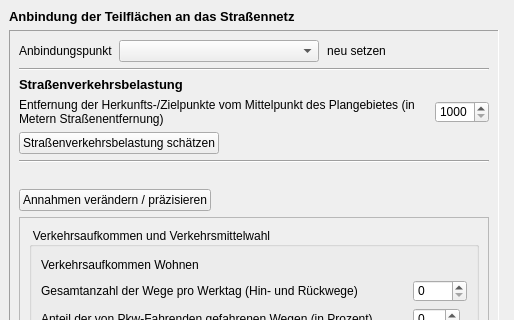
Above: projektcheck/ui/ProjektCheck_dockwidget_analysis_03-ViU.ui from projektcheck/ProjektCheck-QGIS before the change; both pictures show x 0 to 514 and y 0 to 320 of the 514 by 1003 pixel window. Below: the same form after it.
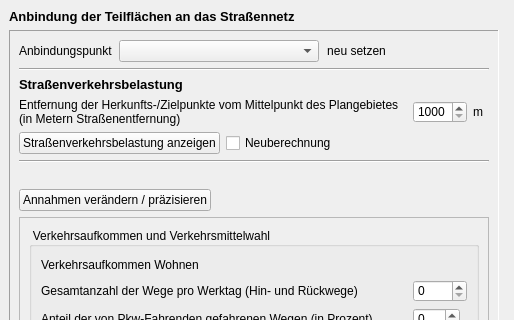
That is the form after the change. Icons and pictures are not drawn.

```diff
--- a/projektcheck/ui/ProjektCheck_dockwidget_analysis_03-ViU.ui
+++ b/projektcheck/ui/ProjektCheck_dockwidget_analysis_03-ViU.ui
@@ -139,6 +139,27 @@
        <enum>QFrame::Sunken</enum>
       </property>
       <layout class="QGridLayout" name="gridLayout_2">
+       <item row="1" column="0" colspan="2">
+        <widget class="Line" name="line_3">
+         <property name="orientation">
+          <enum>Qt::Horizontal</enum>
+         </property>
+        </widget>
+       </item>
+       <item row="2" column="0">
+        <widget class="QLabel" name="label_2">
+         <property name="font">
+          <font>
+           <pointsize>10</pointsize>
+           <weight>75</weight>
+           <bold>true</bold>
+          </font>
+         </property>
+         <property name="text">
+          <string>Straßenverkehrsbelastung</string>
+         </property>
+        </widget>
+       </item>
        <item row="0" column="0" colspan="2">
         <layout class="QHBoxLayout" name="horizontalLayout">
          <item>
@@ -200,100 +221,14 @@
          </item>
         </layout>
        </item>
-       <item row="1" column="0" colspan="2">
-        <widget class="Line" name="line_3">
-         <property name="orientation">
-          <enum>Qt::Horizontal</enum>
-         </property>
-        </widget>
-       </item>
-       <item row="2" column="0">
-        <widget class="QLabel" name="label_2">
-         <property name="font">
-          <font>
-           <pointsize>10</pointsize>
-           <weight>75</weight>
-           <bold>true</bold>
-          </font>
-         </property>
-         <property name="text">
-          <string>Straßenverkehrsbelastung</string>
-         </property>
-        </widget>
-       </item>
-       <item row="3" column="0">
-        <widget class="QLabel" name="label_6">
-         <property name="font">
-          <font>
-           <weight>50</weight>
-           <bold>false</bold>
-          </font>
-         </property>
-         <property name="text">
-          <string>&lt;html&gt;&lt;head/&gt;&lt;body&gt;&lt;p&gt;Entfernung der Herkunfts-/Zielpunkte vom Mittelpunkt des Plangebietes (in Metern Straßenentfernung)&lt;/p&gt;&lt;/body&gt;&lt;/html&gt;</string>
-         </property>
-         <property name="wordWrap">
-          <bool>true</bool>
-         </property>
-        </widget>
-       </item>
-       <item row="3" column="1">
-        <widget class="QSpinBox" name="spinBox_5">
-         <property name="sizePolicy">
-          <sizepolicy hsizetype="Fixed" vsizetype="Fixed">
-           <horstretch>0</horstretch>
-           <verstretch>0</verstretch>
-          </sizepolicy>
-         </property>
-         <property name="minimum">
-          <number>1000</number>
-         </property>
-         <property name="maximum">
-          <number>5000</number>
-         </property>
-        </widget>
-       </item>
-       <item row="4" column="0">
-        <widget class="QPushButton" name="pushButton_14">
-         <property name="sizePolicy">
-          <sizepolicy hsizetype="Maximum" vsizetype="Fixed">
-           <horstretch>0</horstretch>
-           <verstretch>0</verstretch>
-          </sizepolicy>
-         </property>
-         <property name="layoutDirection">
-          <enum>Qt::LeftToRight</enum>
-         </property>
-         <property name="text">
-          <string>Straßenverkehrsbelastung schätzen</string>
-         </property>
-         <property name="icon">
-          <iconset>
-           <normaloff>../../images/iconset_mob/20190619_iconset_mob_calculate_traffic_3.png</normaloff>../../images/iconset_mob/20190619_iconset_mob_calculate_traffic_3.png</iconset>
-         </property>
-        </widget>
-       </item>
-       <item row="5" column="0" colspan="2">
+       <item row="7" column="0" colspan="2">
         <widget class="Line" name="line_5">
          <property name="orientation">
           <enum>Qt::Horizontal</enum>
          </property>
         </widget>
        </item>
-       <item row="6" column="0">
-        <spacer name="horizontalSpacer_3">
-         <property name="orientation">
-          <enum>Qt::Horizontal</enum>
-         </property>
-         <property name="sizeHint" stdset="0">
-          <size>
-           <width>40</width>
-           <height>20</height>
-          </size>
-         </property>
-        </spacer>
-       </item>
-       <item row="7" column="0">
+       <item row="9" column="0">
         <widget class="QPushButton" name="pushButton_15">
          <property name="sizePolicy">
           <sizepolicy hsizetype="Fixed" vsizetype="Fixed">
@@ -319,7 +254,20 @@
          </property>
         </widget>
        </item>
-       <item row="8" column="0" colspan="2">
+       <item row="8" column="0">
+        <spacer name="horizontalSpacer_3">
+         <property name="orientation">
+          <enum>Qt::Horizontal</enum>
+         </property>
+         <property name="sizeHint" stdset="0">
+          <size>
+           <width>40</width>
+           <height>20</height>
+          </size>
+         </property>
+        </spacer>
+       </item>
+       <item row="10" column="0" colspan="2">
         <widget class="QScrollArea" name="scrollArea">
          <property name="enabled">
           <bool>true</bool>
@@ -709,6 +657,99 @@
          </widget>
         </widget>
        </item>
+       <item row="4" column="0">
+        <layout class="QHBoxLayout" name="horizontalLayout_2">
+         <item>
+          <widget class="QLabel" name="label_6">
+           <property name="font">
+            <font>
+             <weight>50</weight>
+             <bold>false</bold>
+            </font>
+           </property>
+           <property name="text">
+            <string>&lt;html&gt;&lt;head/&gt;&lt;body&gt;&lt;p&gt;Entfernung der Herkunfts-/Zielpunkte vom Mittelpunkt des Plangebietes (in Metern Straßenentfernung)&lt;/p&gt;&lt;/body&gt;&lt;/html&gt;</string>
+           </property>
+           <property name="wordWrap">
+            <bool>true</bool>
+           </property>
+          </widget>
+         </item>
+         <item>
+          <widget class="QSpinBox" name="distance_input">
+           <property name="sizePolicy">
+            <sizepolicy hsizetype="Fixed" vsizetype="Fixed">
+             <horstretch>0</horstretch>
+             <verstretch>0</verstretch>
+            </sizepolicy>
+           </property>
+           <property name="minimum">
+            <number>1000</number>
+           </property>
+           <property name="maximum">
+            <number>5000</number>
+           </property>
+          </widget>
+         </item>
+         <item>
+          <widget class="QLabel" name="label_4">
+           <property name="sizePolicy">
+            <sizepolicy hsizetype="Maximum" vsizetype="Preferred">
+             <horstretch>0</horstretch>
+             <verstretch>0</verstretch>
+            </sizepolicy>
+           </property>
+           <property name="text">
+            <string>m</string>
+           </property>
+          </widget>
+         </item>
+        </layout>
+       </item>
+       <item row="5" column="0">
+        <layout class="QHBoxLayout" name="horizontalLayout_4">
+         <item>
+          <widget class="QPushButton" name="calculate_traffic_button">
+           <property name="sizePolicy">
+            <sizepolicy hsizetype="Maximum" vsizetype="Fixed">
+             <horstretch>0</horstretch>
+             <verstretch>0</verstretch>
+            </sizepolicy>
+           </property>
+           <property name="layoutDirection">
+            <enum>Qt::LeftToRight</enum>
+           </property>
+           <property name="text">
+            <string>Straßenverkehrsbelastung anzeigen</string>
+           </property>
+           <property name="icon">
+            <iconset>
+             <normaloff>../../images/iconset_mob/20190619_iconset_mob_calculate_traffic_3.png</normaloff>../../images/iconset_mob/20190619_iconset_mob_calculate_traffic_3.png</iconset>
+           </property>
+          </widget>
+         </item>
+         <item>
+          <widget class="QCheckBox" name="recalculate_check">
+           <property name="text">
+            <string>Neuberechnung</string>
+           </property>
+          </widget>
+         </item>
+         <item>
+          <spacer name="horizontalSpacer_2">
+           <property name="orientation">
+            <enum>Qt::Horizontal</enum>
+           </property>
+           <property name="sizeHint" stdset="0">
+            <size>
+             <width>40</width>
+             <height>20</height>
+            </size>
+           </property>
+          </spacer>
+         </item>
+        </layout>
+       </item>
       </layout>
      </widget>
     </item>
```
